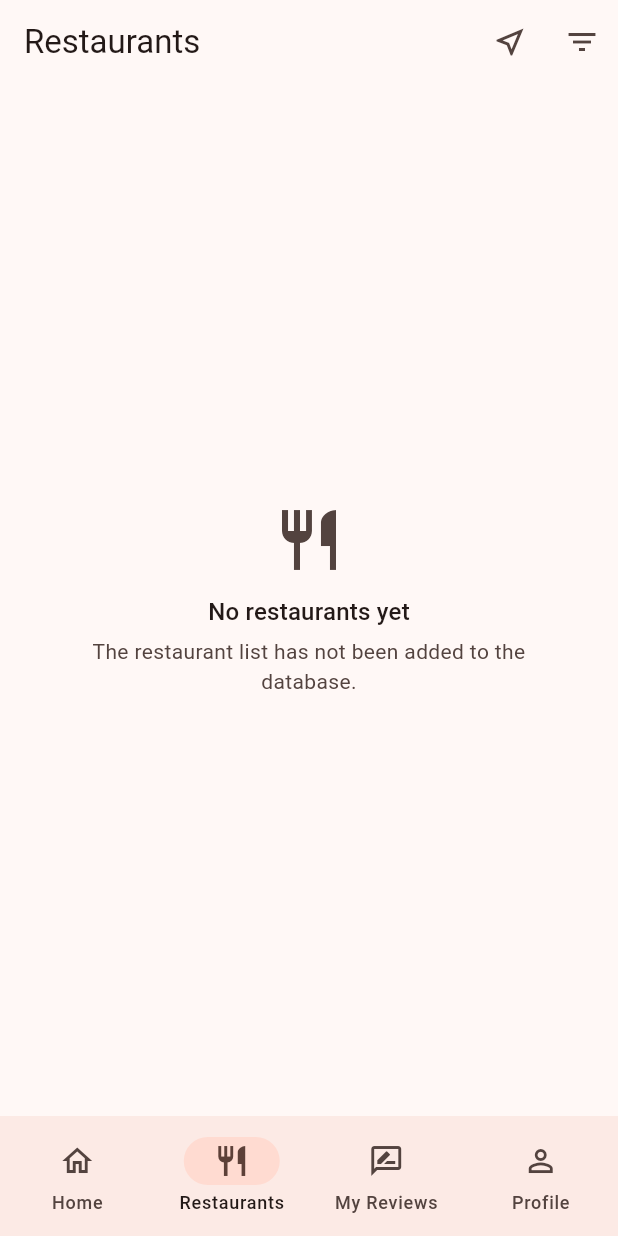
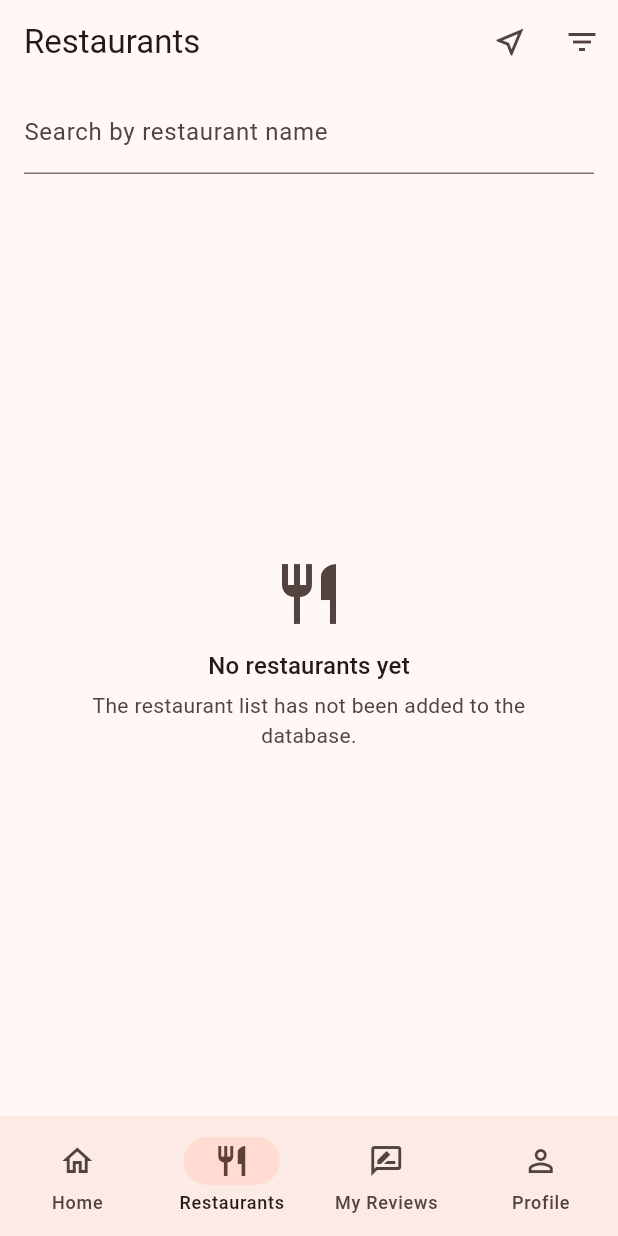
Before and after one commit to NethushaDeSilva/restaurant-review-app, a Flutter app: the screen it shows once a user with an empty profile is signed in, item 2 of the bottom bar chosen, on a phone screen of 412 x 824 dp. Run offline on Flutter 3.47's test engine with Material 3 defaults, Android fonts, the phone set to English and light mode, and no system bars; our stand-ins replace firebase_auth, firebase_core, firebase_database, geolocator; accounts and stored records are empty.

Commit message:
feat(restaurants): add simple full-name search

```diff
--- a/lib/ui/restaurants/restaurants_screen.dart
+++ b/lib/ui/restaurants/restaurants_screen.dart
@@ -9,7 +9,7 @@ import '../../utils/ratings.dart';
 import '../widgets/restaurant_card.dart';
 import 'restaurant_detail_screen.dart';
 
-/// Live restaurant list with rating filtering and optional distance sorting.
+/// Live restaurant list with name/rating filtering and optional distance sorting.
 class RestaurantsScreen extends StatefulWidget {
   const RestaurantsScreen({super.key});
 
@@ -20,6 +20,7 @@ class RestaurantsScreen extends StatefulWidget {
 class _RestaurantsScreenState extends State<RestaurantsScreen> {
   double _minRating = 0;
   bool _showFilter = false;
+  String _searchName = '';
 
   /// Null until the user taps the nearby button and the GPS responds.
   Position? _position;
@@ -86,7 +87,8 @@ class _RestaurantsScreenState extends State<RestaurantsScreen> {
   ) {
     final List<Restaurant> matches = all.where((restaurant) {
       final double average = ratings[restaurant.id]?.average ?? 0;
-      return average >= _minRating;
+      return average >= _minRating &&
+          (_searchName.isEmpty || restaurant.name.toLowerCase() == _searchName);
     }).toList();
 
     if (_position != null) {
@@ -282,6 +284,20 @@ class _RestaurantsScreenState extends State<RestaurantsScreen> {
     return Scaffold(
       appBar: AppBar(
         title: const Text('Restaurants'),
+        bottom: PreferredSize(
+          preferredSize: const Size.fromHeight(72),
+          child: Padding(
+            padding: const EdgeInsets.fromLTRB(16, 0, 16, 12),
+            child: TextField(
+              decoration: const InputDecoration(
+                labelText: 'Search by restaurant name',
+                hintText: 'Enter the full name',
+              ),
+              onChanged: (value) =>
+                  setState(() => _searchName = value.trim().toLowerCase()),
+            ),
+          ),
+        ),
         actions: [
           IconButton(
             icon: _loadingLocation
@@ -356,7 +372,9 @@ class _RestaurantsScreenState extends State<RestaurantsScreen> {
                         ? _buildMessage(
                             Icons.search_off,
                             'No restaurants match',
-                            'Lower the minimum rating to see more results.',
+                            _searchName.isEmpty
+                                ? 'Lower the minimum rating to see more results.'
+                                : 'Check the full name or lower the minimum rating.',
                           )
                         : _buildList(visible, ratings),
                   ),
```
